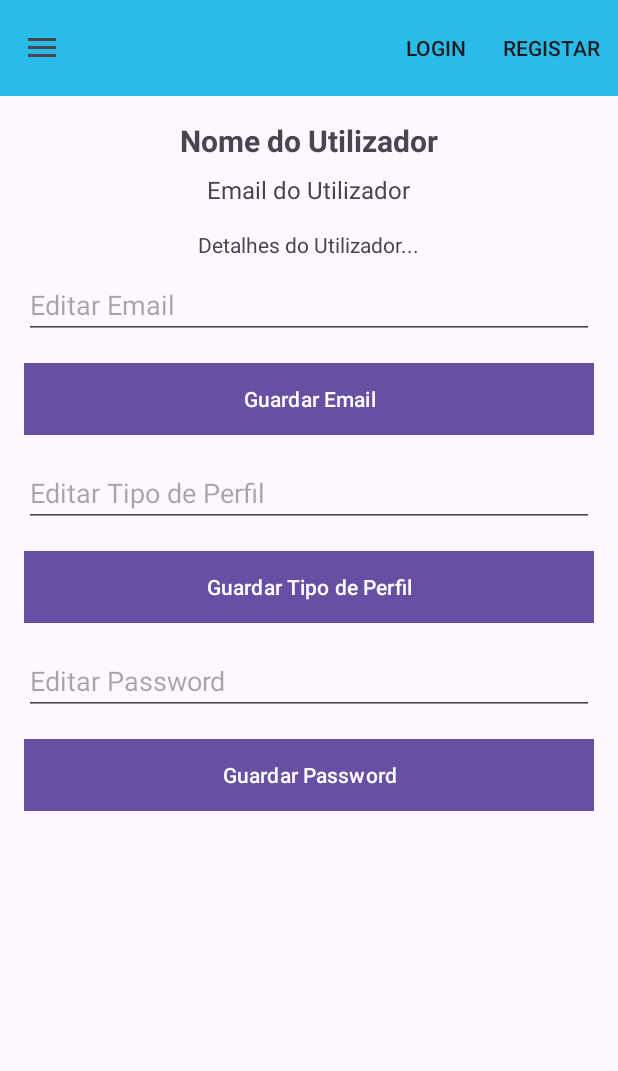
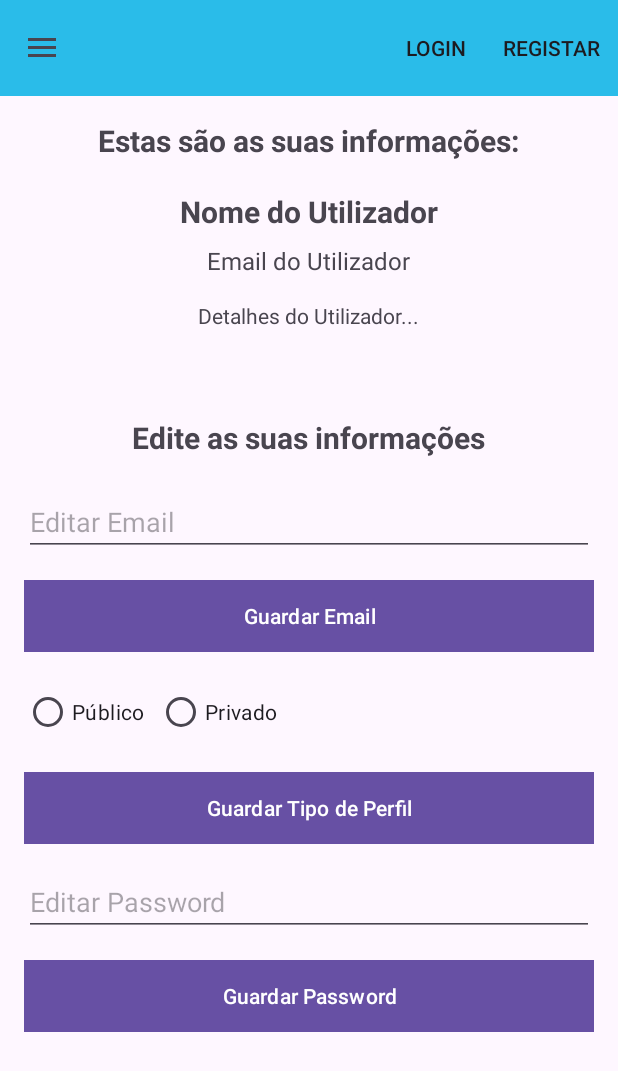
Before and after one commit to Aluno24845/Realcloset, an Android app: the fragment ProfileFragment placed in its activity, on a phone screen of 412 x 824 dp. Shown: the top 1071 px of the screen. Run offline under Robolectric (Android 15) with nearby library versions, the phone set to English and light mode, and no system bars.

Commit message:
Já é possível editar as informações pessoais do utilizador logado, na aba "Perfil". É possível editar o email, o tipo de perfil e a password

```diff
--- a/app/src/main/java/pt/ipt/dam/realcloset/model/User.kt
+++ b/app/src/main/java/pt/ipt/dam/realcloset/model/User.kt
@@ -3,6 +3,7 @@ package pt.ipt.dam.realcloset.model
 import com.google.gson.annotations.SerializedName
 
 public class User (
+    @SerializedName("UtilizadorID") val id: Int,
     @SerializedName("Nome") val nome: String,
     @SerializedName("Apelido") val apelido: String,
     @SerializedName("DataNascimento") val dataNascimento: String,
--- a/app/src/main/java/pt/ipt/dam/realcloset/retrofit/RetrofitInitializer.kt
+++ b/app/src/main/java/pt/ipt/dam/realcloset/retrofit/RetrofitInitializer.kt
@@ -9,7 +9,7 @@ import retrofit2.Retrofit
 import retrofit2.converter.gson.GsonConverterFactory
 
 class RetrofitInitializer {
-    val host = "http://192.168.1.29:5000/"  // URL base da API
+    val host = "http://192.168.1.40:5000/"  // URL base da API
     val gson: Gson = GsonBuilder().setLenient().create() // Gson para fazer parse flexível de JSON
 
     // Cria uma instância do Retrofit configurada com o host e conversor Gson
--- a/app/src/main/java/pt/ipt/dam/realcloset/retrofit/service/ApiService.kt
+++ b/app/src/main/java/pt/ipt/dam/realcloset/retrofit/service/ApiService.kt
@@ -12,6 +12,7 @@ import retrofit2.http.Body
 import retrofit2.http.GET
 import retrofit2.http.Header
 import retrofit2.http.POST
+import retrofit2.http.PUT
 import retrofit2.http.Path
 
 // Interface onde se indicam os endpoints da API
@@ -47,5 +48,11 @@ interface ApiService {
     @GET("utilizador/me")
     suspend fun getLoggedUser(@Header("Authorization") token: String): Response<User>
 
-
+    // Endpoint para atualizar as informações de um utilizador específico, dado o seu id
+    @PUT("utilizador/{id}")
+    suspend fun updateUser(
+        @Header("Authorization") token: String,
+        @Path("id") userId: Int,
+        @Body data: Map<String, String>
+    ): Response<Void>
 }
--- a/app/src/main/res/layout/fragment_profile.xml
+++ b/app/src/main/res/layout/fragment_profile.xml
@@ -10,7 +10,18 @@
         android:orientation="vertical"
         android:gravity="center">
 
-        <!-- Nome completo -->
+        <!-- Texto informativo -->
+        <TextView
+            android:id="@+id/info_title"
+            android:layout_width="wrap_content"
+            android:layout_height="wrap_content"
+            android:text="@string/info_title"
+            android:textSize="20sp"
+            android:textStyle="bold"
+            android:gravity="center"
+            android:layout_marginBottom="20dp"/>
+
+        <!-- Nome completo do utilizador-->
         <TextView
             android:id="@+id/profile_name"
             android:layout_width="wrap_content"
@@ -21,7 +32,7 @@
             android:gravity="center"
             android:layout_marginBottom="8dp" />
 
-        <!-- Email -->
+        <!-- Email atual do utilizador -->
         <TextView
             android:id="@+id/profile_email"
             android:layout_width="wrap_content"
@@ -31,7 +42,7 @@
             android:gravity="center"
             android:layout_marginBottom="16dp" />
 
-        <!-- Informações adicionais -->
+        <!-- Informações adicionais (data de nascimento e tipo de perfil) -->
         <TextView
             android:id="@+id/profile_details"
             android:layout_width="wrap_content"
@@ -40,7 +51,20 @@
             android:gravity="center"
             android:layout_marginBottom="8dp" />
 
-        <!-- Campo para editar o email -->
+        <!-- Texto informativo -->
+        <TextView
+            android:id="@+id/edit_title"
+            android:layout_width="wrap_content"
+            android:layout_height="wrap_content"
+            android:text="@string/edit_title"
+            android:textSize="20sp"
+            android:textStyle="bold"
+            android:gravity="center"
+            android:layout_marginBottom="20dp"
+            android:layout_marginTop="50dp"/>
+
+
+        <!-- Campo para o utilizador editar o seu email -->
         <EditText
             android:id="@+id/profile_email_edit"
             android:layout_width="match_parent"
@@ -49,7 +73,7 @@
             android:inputType="textEmailAddress"
             android:layout_marginBottom="16dp" />
 
-        <!-- Botão para editar o email -->
+        <!-- Botão para salvar as alterações no email -->
         <Button
             android:id="@+id/save_email_button"
             android:layout_width="match_parent"
@@ -58,15 +82,29 @@
             android:layout_marginBottom="16dp"
             android:background="@color/azul"/>
 
-        <!-- Campo para editar o tipo de perfil -->
-        <EditText
-            android:id="@+id/profile_type_edit"
+        <!-- RadioButtons para o tipo de perfil -->
+        <RadioGroup
+            android:id="@+id/profile_type_group"
             android:layout_width="match_parent"
             android:layout_height="wrap_content"
-            android:hint="@string/edit_profile_type"
-            android:layout_marginBottom="16dp" />
+            android:orientation="horizontal"
+            android:layout_marginBottom="16dp">
 
-        <!-- Botão para editar o tipo de perfil -->
+            <RadioButton
+                android:id="@+id/public_profile"
+                android:layout_width="wrap_content"
+                android:layout_height="wrap_content"
+                android:text="@string/public_profile"
+                android:layout_marginEnd="8dp" />
+
+            <RadioButton
+                android:id="@+id/private_profile"
+                android:layout_width="wrap_content"
+                android:layout_height="wrap_content"
+                android:text="@string/private_profile" />
+        </RadioGroup>
+
+        <!-- Botão para salvar as alterações no tipo de perfil -->
         <Button
             android:id="@+id/save_profile_type_button"
             android:layout_width="match_parent"
@@ -75,17 +113,16 @@
             android:background="@color/azul"
             android:text="@string/save_profile_type" />
 
-        <!-- Campo para editar a password -->
+        <!-- Campo para o utilizador editar a sua password -->
         <EditText
             android:id="@+id/profile_password_edit"
             android:layout_width="match_parent"
             android:layout_height="wrap_content"
             android:hint="@string/edit_password"
             android:inputType="textPassword"
-            android:layout_marginBottom="16dp"
-            />
+            android:layout_marginBottom="16dp" />
 
-        <!-- Botão para editar a password -->
+        <!-- Botão para salvar as alterações na password -->
         <Button
             android:id="@+id/save_password_button"
             android:layout_width="match_parent"
--- a/app/src/main/res/values/strings.xml
+++ b/app/src/main/res/values/strings.xml
@@ -20,5 +20,8 @@
     <string name="edit_email">Editar Email</string>
     <string name="edit_profile_type">Editar Tipo de Perfil</string>
     <string name="edit_password">Editar Password</string>
-
+    <string name="public_profile">Público</string>
+    <string name="private_profile">Privado</string>
+    <string name="edit_title">Edite as suas informações</string>
+    <string name="info_title">Estas são as suas informações:</string>
 </resources>
```
Also changed, not shown: app/src/main/java/pt/ipt/dam/realcloset/ProfileFragment.kt (+105 -13 lines).
